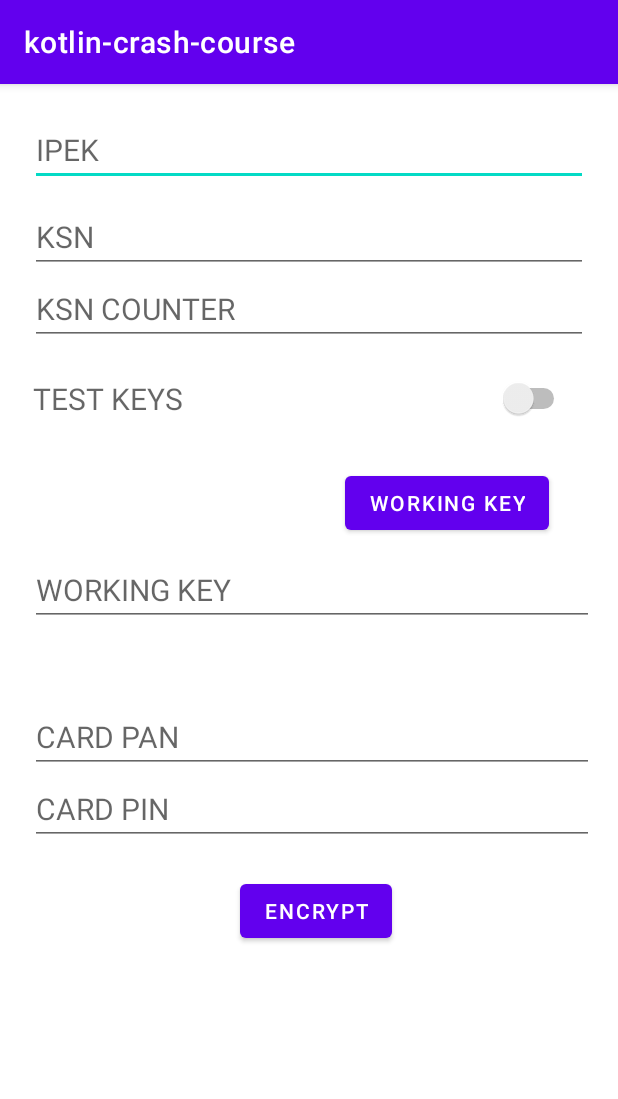
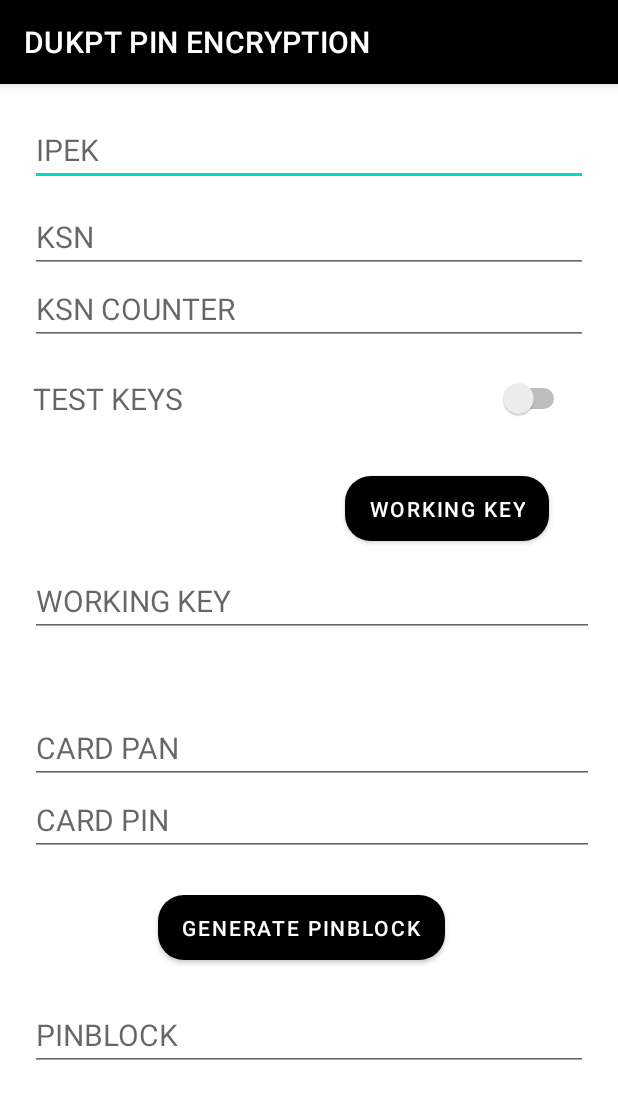
Before and after one commit to dayorolands/Kotlin-Des-Pin-Encryption, an Android app: the screen it shows after launch (MainActivity), on a phone screen of 412 x 824 dp. Shown: the top 1099 px of the screen. Run offline under Robolectric (Android 15) with nearby library versions, the phone set to English and light mode, and no system bars.

Commit message:
Creating the pinblock UI

```diff
--- a/app/src/main/java/dayo/com/kotlin_crash_course/MainActivity.kt
+++ b/app/src/main/java/dayo/com/kotlin_crash_course/MainActivity.kt
@@ -50,6 +50,12 @@ class MainActivity : AppCompatActivity() {
             workingKeyFunction();
         }
 
+        val encryptButton = findViewById<Button>(R.id.encryptButton)
+        encryptButton.setOnClickListener(){
+            generatePinblock()
+        }
+
+
 //        val pinBlock = DesEncryptDukpt(
 //            workingKey = getSessionKey(),
 //            pan = "5399419000144402",
@@ -58,6 +64,18 @@ class MainActivity : AppCompatActivity() {
 //        println("****************The expected value of the pinblock is: $pinBlock")
         //Production IPEK: 3F2216D8297BCE9C Production KSN: 0000000002DDDDE00000
         //Test IPEK: 9F8011E7E71E483B KSN: 0000000006DDDDE01500
+    }
+
+    private fun generatePinblock() {
+        var workingKeyVal = findViewById<EditText>(R.id.workingKeyValue)
+        val clearPan = findViewById<EditText>(R.id.clearPan)
+        val clearPinBlock = findViewById<EditText>(R.id.clearPin)
+        if (clearPan.length() < 16 || clearPan.length() > 19){
+            Toast.makeText(this, "Pan should be between 16 and 19 digits", Toast.LENGTH_SHORT).show()
+        }
+        DesEncryptDukpt(workingKey = workingKeyVal.getText().toString(),
+            pan = clearPan.getText().toString(),
+            clearPin = clearPinBlock.getText().toString())
     }
 
     private fun workingKeyFunction() {
@@ -86,7 +104,6 @@ class MainActivity : AppCompatActivity() {
             Toast.makeText(this, "IPEK must either be 8bytes or 16bytes", Toast.LENGTH_SHORT).show()
         }
     }
-
 
     fun getSessionKey(IPEK: String, KSN: String): String {
         var initialIPEK: String = IPEK
@@ -147,7 +164,7 @@ class MainActivity : AppCompatActivity() {
         return XORorANDorORfunction(pan, pin, "^") //the clear pinblock is returned here
     }
 
-    fun DesEncryptDukpt(workingKey: String, pan: String, clearPin: String): String {
+    fun DesEncryptDukpt(workingKey: String, pan: String, clearPin: String) {
         val pinBlock = XORorANDorORfunction(workingKey, encryptPinBlock(pan, clearPin), "^")
         val keyData = hexStringToByteArray(workingKey)
         val bout = ByteArrayOutputStream()
@@ -160,12 +177,15 @@ class MainActivity : AppCompatActivity() {
         } catch (e: Exception) {
             println("Exception .. " + e.message)
         }
-        return XORorANDorORfunction(
+        val encryptPin = XORorANDorORfunction(
             workingKey, byteArrayToHexString(bout.toByteArray()).substring(
                 0,
                 16
             ), "^"
         )
+        println("****************The expected value of the pinblock is: $encryptPin")
+        val encryptedPinblock = findViewById<EditText>(R.id.pinBlock)
+        encryptedPinblock.setText(encryptPin)
     }
 
 }
--- a/app/src/main/res/layout/activity_main.xml
+++ b/app/src/main/res/layout/activity_main.xml
@@ -18,7 +18,7 @@
             android:layout_height="wrap_content"
             android:textSize="20sp"
             android:textColor="@color/black"
-            android:hint="IPEK"
+            android:hint="@string/ipek"
             android:text=""
             />
 
@@ -28,7 +28,7 @@
             android:layout_height="wrap_content"
             android:textSize="20sp"
             android:textColor="@color/black"
-            android:hint="KSN"
+            android:hint="@string/ksn"
             android:layout_marginTop="10dp"
             android:text=""
             />
@@ -39,7 +39,7 @@
             android:layout_height="wrap_content"
             android:textSize="20sp"
             android:textColor="@color/black"
-            android:hint="KSN COUNTER"
+            android:hint="@string/ksn_counter"
             android:text=""
             />
 
@@ -71,15 +71,16 @@
 
         </LinearLayout>
 
-        <Button
+        <com.google.android.material.button.MaterialButton
             android:id="@+id/workingKeyBut"
             android:layout_width="wrap_content"
-            android:layout_height="wrap_content"
+            android:layout_height="55dp"
+            android:layout_marginStart="210sp"
+            android:layout_marginTop="20dp"
+            app:cornerRadius="17dp"
+            android:text="@string/working_key"
             android:shadowColor="@color/black"
-            android:layout_marginLeft="210sp"
-            android:layout_marginTop="20dp"
-            android:text="WORKING KEY"
-            android:textColor="@color/white" />
+            android:textColor="@color/white"/>
 
         <EditText
             android:id="@+id/workingKeyValue"
@@ -88,7 +89,7 @@
             android:layout_height="wrap_content"
             android:textSize="20sp"
             android:textColor="@color/black"
-            android:hint="WORKING KEY"
+            android:hint="@string/working_key_val"
             android:text=""
             />
 
@@ -104,7 +105,7 @@
                 android:layout_height="wrap_content"
                 android:textSize="20sp"
                 android:textColor="@color/black"
-                android:hint="CARD PAN"
+                android:hint="@string/card_pan"
                 android:text=""
                 />
 
@@ -114,20 +115,31 @@
                 android:layout_height="wrap_content"
                 android:textSize="20sp"
                 android:textColor="@color/black"
-                android:hint="CARD PIN"
+                android:hint="@string/card_pin"
                 android:text=""
                 />
 
-            <Button
+            <com.google.android.material.button.MaterialButton
                 android:id="@+id/encryptButton"
                 android:layout_width="wrap_content"
-                android:layout_height="wrap_content"
+                android:layout_height="55dp"
                 android:shadowColor="@color/black"
-                android:layout_marginLeft="140sp"
+                android:layout_marginStart="85sp"
+                app:cornerRadius="17dp"
                 android:layout_marginTop="20dp"
-                android:text="ENCRYPT"
+                android:text="@string/generate_pinblock"
                 android:textColor="@color/white" />
 
+            <EditText
+                android:id="@+id/pinBlock"
+                android:layout_width="match_parent"
+                android:layout_height="wrap_content"
+                android:textSize="20sp"
+                android:layout_marginTop="20sp"
+                android:textColor="@color/black"
+                android:hint="@string/pinblock"
+                android:text=""
+                />
         </LinearLayout>
 
 
--- a/app/src/main/res/values/strings.xml
+++ b/app/src/main/res/values/strings.xml
@@ -1,3 +1,12 @@
 <resources>
-    <string name="app_name">kotlin-crash-course</string>
+    <string name="app_name">DUKPT PIN ENCRYPTION</string>
+    <string name="working_key">WORKING KEY</string>
+    <string name="working_key_val">WORKING KEY</string>
+    <string name="card_pan">CARD PAN</string>
+    <string name="card_pin">CARD PIN</string>
+    <string name="generate_pinblock">GENERATE PINBLOCK</string>
+    <string name="ksn_counter">KSN COUNTER</string>
+    <string name="ksn">KSN</string>
+    <string name="ipek">IPEK</string>
+    <string name="pinblock">PINBLOCK</string>
 </resources>
--- a/app/src/main/res/values/themes.xml
+++ b/app/src/main/res/values/themes.xml
@@ -2,8 +2,8 @@
     <!-- Base application theme. -->
     <style name="Theme.Kotlincrashcourse" parent="Theme.MaterialComponents.DayNight.DarkActionBar">
         <!-- Primary brand color. -->
-        <item name="colorPrimary">@color/purple_500</item>
-        <item name="colorPrimaryVariant">@color/purple_700</item>
+        <item name="colorPrimary">@color/black</item>
+        <item name="colorPrimaryVariant">@color/black</item>
         <item name="colorOnPrimary">@color/white</item>
         <!-- Secondary brand color. -->
         <item name="colorSecondary">@color/teal_200</item>
```
